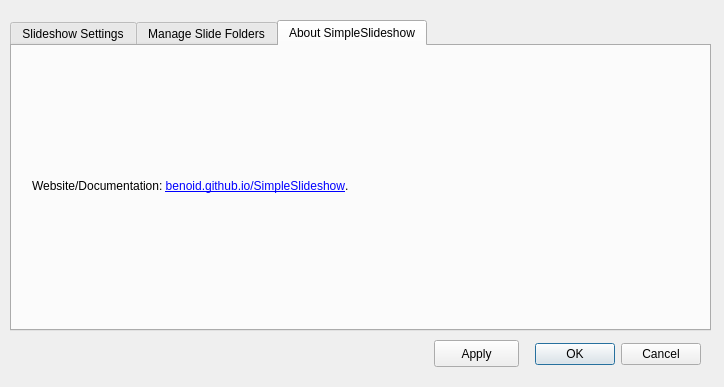
benoid/SimpleSlideshow, file src/settings_window_view.ui: the form before one commit.
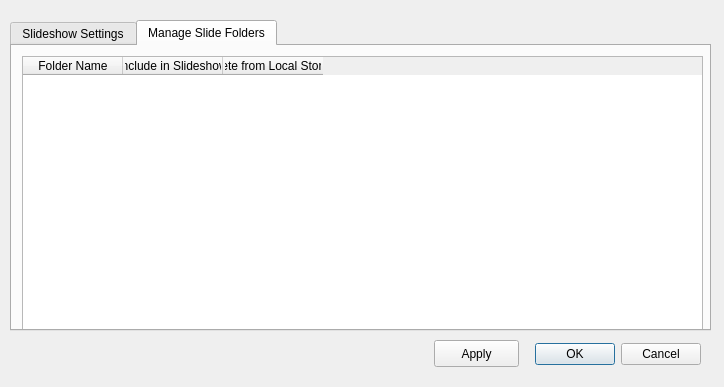
The form after the commit.

What changed in the file:
```diff
--- a/src/settings_window_view.ui
+++ b/src/settings_window_view.ui
@@ -39,7 +39,7 @@
     </rect>
    </property>
    <property name="currentIndex">
-    <number>2</number>
+    <number>1</number>
    </property>
    <widget class="QWidget" name="SlideShowSettings">
     <attribute name="title">
@@ -332,24 +332,6 @@
      </column>
     </widget>
    </widget>
-   <widget class="QWidget" name="About">
-    <attribute name="title">
-     <string>About SimpleSlideshow</string>
-    </attribute>
-    <widget class="QLabel" name="label_7">
-     <property name="geometry">
-      <rect>
-       <x>20</x>
-       <y>130</y>
-       <width>431</width>
-       <height>20</height>
-      </rect>
-     </property>
-     <property name="text">
-      <string>Website/Documentation: &lt;a href=&quot;benoid.github.io/SimpleSlideshow&quot;&gt;benoid.github.io/SimpleSlideshow&lt;/a&gt;.</string>
-     </property>
-    </widget>
-   </widget>
   </widget>
   <widget class="QPushButton" name="pushButton">
    <property name="geometry">
```
